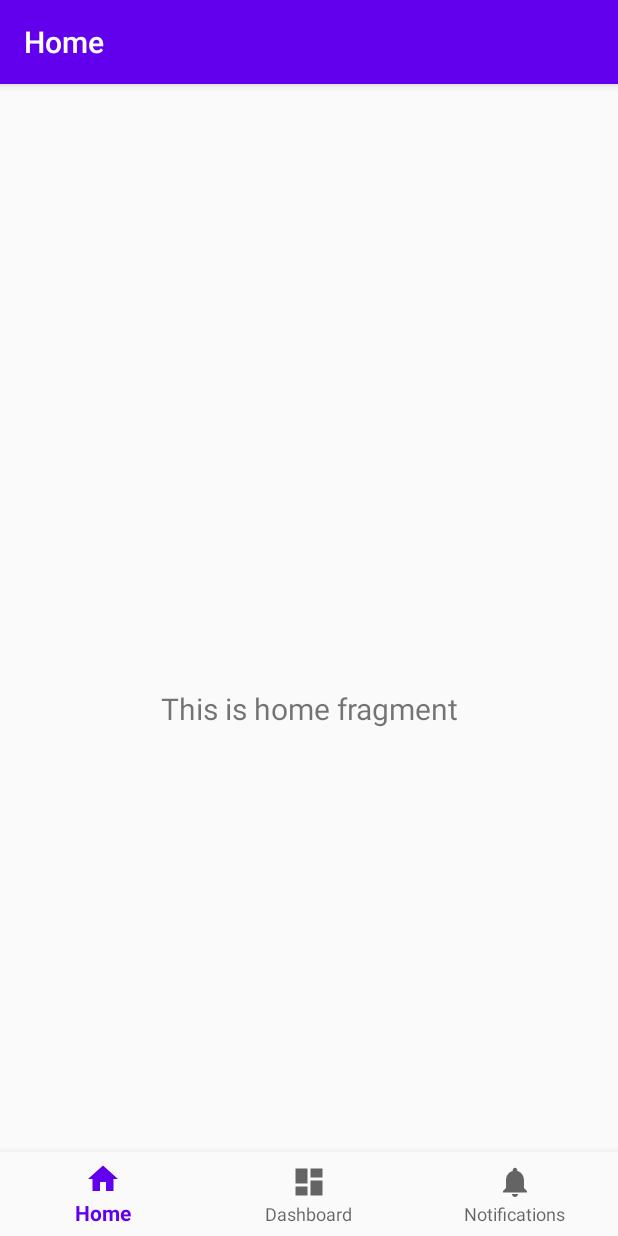
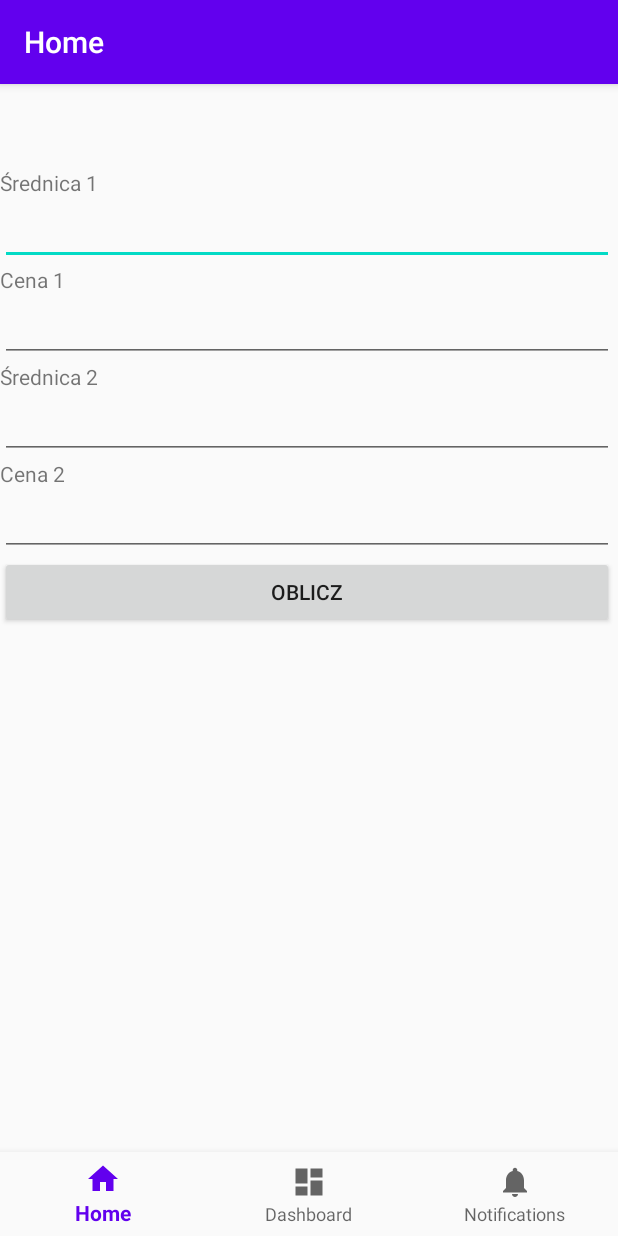
Before and after one commit to michalorlinskidev/pizza-calculator, an Android app: the screen it shows after launch (MainActivity), on a phone screen of 412 x 824 dp. Run offline under Robolectric (Android 15) with nearby library versions, the phone set to English and light mode, and no system bars; our stand-ins replace navigation-ui.

Commit message:
basic pizza calc function

```diff
--- a/app/src/main/java/pl/morlinski/pizza_calculator/ui/home/HomeFragment.java
+++ b/app/src/main/java/pl/morlinski/pizza_calculator/ui/home/HomeFragment.java
@@ -4,15 +4,17 @@ import android.os.Bundle;
 import android.view.LayoutInflater;
 import android.view.View;
 import android.view.ViewGroup;
+import android.widget.Button;
 import android.widget.TextView;
 
 import androidx.annotation.NonNull;
-import androidx.annotation.Nullable;
 import androidx.fragment.app.Fragment;
-import androidx.lifecycle.Observer;
 import androidx.lifecycle.ViewModelProviders;
 
 import pl.morlinski.pizza_calculator.R;
+
+import static java.lang.Math.PI;
+import static java.lang.Math.pow;
 
 public class HomeFragment extends Fragment {
 
@@ -23,11 +25,29 @@ public class HomeFragment extends Fragment {
         homeViewModel =
                 ViewModelProviders.of(this).get(HomeViewModel.class);
         View root = inflater.inflate(R.layout.fragment_home, container, false);
-        final TextView textView = root.findViewById(R.id.text_home);
-        homeViewModel.getText().observe(getViewLifecycleOwner(), new Observer<String>() {
+
+        final TextView pizza1Diameter = root.findViewById(R.id.pizza1Diameter);
+        final TextView pizza1Price = root.findViewById(R.id.pizza1Price);
+        final TextView pizza2Diameter = root.findViewById(R.id.pizza2Diameter);
+        final TextView pizza2Price = root.findViewById(R.id.pizza2Price);
+        final TextView result = root.findViewById(R.id.result);
+        final Button pizzaCalc = root.findViewById(R.id.pizzaCalc);
+
+        pizzaCalc.setOnClickListener(new View.OnClickListener() {
             @Override
-            public void onChanged(@Nullable String s) {
-                textView.setText(s);
+            public void onClick(View v) {
+                double pizza1DiameterValue = Float.parseFloat(pizza1Diameter.getText().toString());
+                double pizza2DiameterValue = Float.parseFloat(pizza2Diameter.getText().toString());
+                double pizza1PriceValue = Float.parseFloat(pizza1Price.getText().toString());
+                double pizza2PriceValue = Float.parseFloat(pizza2Price.getText().toString());
+
+                double pizza1Area = PI * pow(pizza1DiameterValue / 2.0, 2);
+                double pizza2Area = PI * pow(pizza2DiameterValue / 2.0, 2);
+
+                double pizza1PricePer1cm_2 = pizza1PriceValue / pizza1Area;
+                double pizza2PricePer1cm_2 = pizza2PriceValue / pizza2Area;
+
+                result.setText("Cena pizzy (na 1cm^2): " + pizza1PricePer1cm_2 + " vs " + pizza2PricePer1cm_2);
             }
         });
         return root;
--- a/app/src/main/res/layout/activity_main.xml
+++ b/app/src/main/res/layout/activity_main.xml
@@ -25,9 +25,11 @@
         android:layout_height="match_parent"
         app:defaultNavHost="true"
         app:layout_constraintBottom_toTopOf="@id/nav_view"
+        app:layout_constraintHorizontal_bias="0.0"
         app:layout_constraintLeft_toLeftOf="parent"
         app:layout_constraintRight_toRightOf="parent"
         app:layout_constraintTop_toTopOf="parent"
+        app:layout_constraintVertical_bias="1.0"
         app:navGraph="@navigation/mobile_navigation" />
 
 </androidx.constraintlayout.widget.ConstraintLayout>
--- a/app/src/main/res/layout/fragment_home.xml
+++ b/app/src/main/res/layout/fragment_home.xml
@@ -1,22 +1,80 @@
 <?xml version="1.0" encoding="utf-8"?>
 <androidx.constraintlayout.widget.ConstraintLayout xmlns:android="http://schemas.android.com/apk/res/android"
-    xmlns:app="http://schemas.android.com/apk/res-auto"
     xmlns:tools="http://schemas.android.com/tools"
     android:layout_width="match_parent"
     android:layout_height="match_parent"
     tools:context=".ui.home.HomeFragment">
 
-    <TextView
-        android:id="@+id/text_home"
-        android:layout_width="match_parent"
-        android:layout_height="wrap_content"
-        android:layout_marginStart="8dp"
-        android:layout_marginTop="8dp"
-        android:layout_marginEnd="8dp"
-        android:textAlignment="center"
-        android:textSize="20sp"
-        app:layout_constraintBottom_toBottomOf="parent"
-        app:layout_constraintEnd_toEndOf="parent"
-        app:layout_constraintStart_toStartOf="parent"
-        app:layout_constraintTop_toTopOf="parent" />
+    <LinearLayout
+        android:layout_width="409dp"
+        android:layout_height="729dp"
+        android:orientation="vertical"
+        tools:layout_editor_absoluteX="1dp"
+        tools:layout_editor_absoluteY="1dp">
+
+        <TextView
+            android:id="@+id/textView6"
+            android:layout_width="match_parent"
+            android:layout_height="wrap_content"
+            android:text="Średnica 1" />
+
+        <EditText
+            android:id="@+id/pizza1Diameter"
+            android:layout_width="match_parent"
+            android:layout_height="wrap_content"
+            android:ems="10"
+            android:inputType="numberDecimal" />
+
+        <TextView
+            android:id="@+id/textView7"
+            android:layout_width="match_parent"
+            android:layout_height="wrap_content"
+            android:text="Cena 1" />
+
+        <EditText
+            android:id="@+id/pizza1Price"
+            android:layout_width="match_parent"
+            android:layout_height="wrap_content"
+            android:ems="10"
+            android:inputType="numberDecimal" />
+
+        <TextView
+            android:id="@+id/textView8"
+            android:layout_width="match_parent"
+            android:layout_height="wrap_content"
+            android:text="Średnica 2" />
+
+        <EditText
+            android:id="@+id/pizza2Diameter"
+            android:layout_width="match_parent"
+            android:layout_height="wrap_content"
+            android:ems="10"
+            android:inputType="numberDecimal" />
+
+        <TextView
+            android:id="@+id/textView9"
+            android:layout_width="match_parent"
+            android:layout_height="wrap_content"
+            android:text="Cena 2" />
+
+        <EditText
+            android:id="@+id/pizza2Price"
+            android:layout_width="match_parent"
+            android:layout_height="wrap_content"
+            android:ems="10"
+            android:inputType="numberDecimal" />
+
+        <Button
+            android:id="@+id/pizzaCalc"
+            android:layout_width="match_parent"
+            android:layout_height="wrap_content"
+            android:onClick="calcPizza"
+            android:text="Oblicz" />
+
+        <TextView
+            android:id="@+id/result"
+            android:layout_width="match_parent"
+            android:layout_height="wrap_content" />
+
+    </LinearLayout>
 </androidx.constraintlayout.widget.ConstraintLayout>
```
